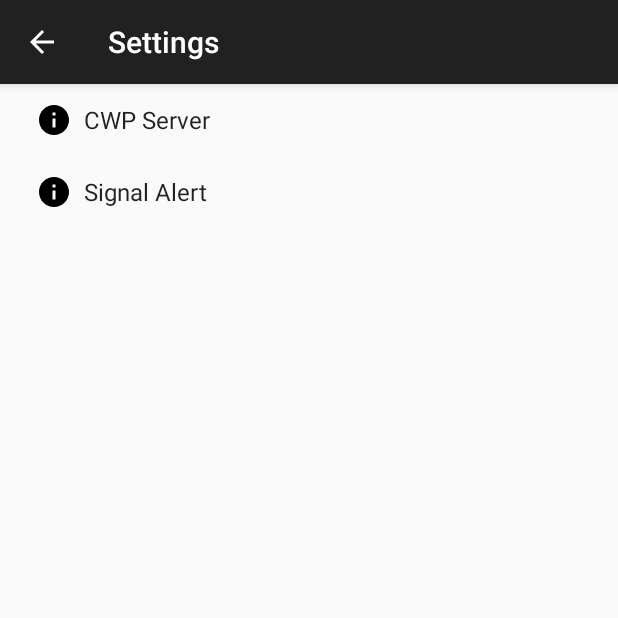
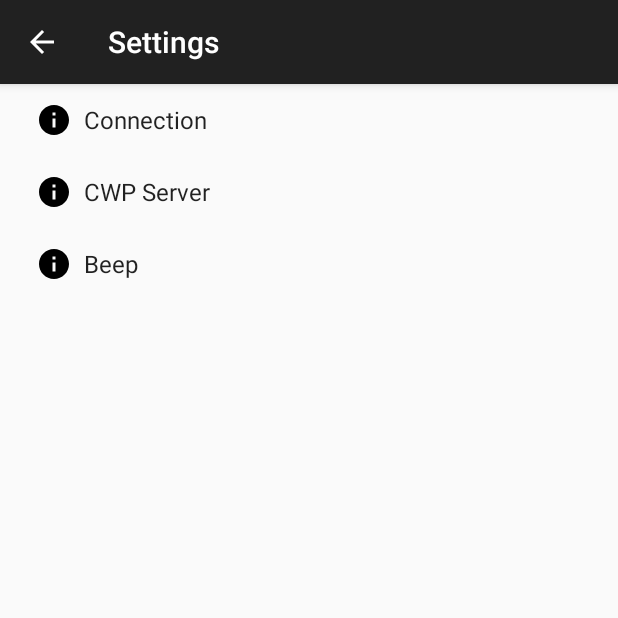
Before and after one commit to awaisiosdev/cwp-client, an Android app: the screen it shows after launch (SettingsActivity), in the options menu, after a tap on "Settings", on a phone screen of 412 x 824 dp, the top half of it. Run offline under Robolectric (Android 15) with nearby library versions, the phone set to English and light mode, and no system bars.

Commit message:
Added AutoReconnect settings
- Added another preference catgory (connection)
- Connection category has option to set channel frequency instead of CWP Server settings.
- Implemented auto reconnect feature.

```diff
--- a/app/src/main/java/esde06/tol/oulu/fi/ControlFragment.java
+++ b/app/src/main/java/esde06/tol/oulu/fi/ControlFragment.java
@@ -37,12 +37,14 @@ public class ControlFragment extends Fragment implements View.OnTouchListener, T
     EditText frequencyValue;
     Button changeFrequency;
     SharedPreferences preferences;
+
     private String serverAddressKey;
     private String serverPortKey;
     private String connectionFrequencyKey;
     private String beepMuteKey;
     private String beepVolumeKey;
-    private Boolean autoReconnect;
+    private String autoReconnectKey;
+    private String shouldConnectAuto;
 
     public ControlFragment() {
     }
@@ -56,11 +58,8 @@ public class ControlFragment extends Fragment implements View.OnTouchListener, T
         // Inflate the layout for this fragment
         View fragmentLayout = inflater.inflate(R.layout.fragment_control, container, false);
 
-        serverAddressKey = getString(R.string.pref_key_server_address);
-        serverPortKey = getString(R.string.pref_key_server_port);
-        connectionFrequencyKey = getString(R.string.pref_key_connection_frequency);
-        beepMuteKey = getString(R.string.pref_key_signal_beep_mute);
-        beepVolumeKey = getString(R.string.pref_key_signal_beep_volume);
+
+        setupSharedPreferenes();
 
         connectionSwitch = fragmentLayout.findViewById(R.id.connectionSwitch);
         connectionSwitch.setOnTouchListener(this);
@@ -69,10 +68,6 @@ public class ControlFragment extends Fragment implements View.OnTouchListener, T
         changeFrequency = fragmentLayout.findViewById(R.id.changeFrequency);
         changeFrequency.setOnTouchListener(this);
 
-        preferences = PreferenceManager.getDefaultSharedPreferences(this.getContext());
-        preferences.registerOnSharedPreferenceChangeListener(this);
-
-        connectionSwitch.setChecked(control.isConnected());
         frequencyValue.setText(preferences.getString(connectionFrequencyKey, "-1"));
         return fragmentLayout;
     }
@@ -80,8 +75,11 @@ public class ControlFragment extends Fragment implements View.OnTouchListener, T
     @Override
     public void onStart() {
         super.onStart();
+        connectionSwitch.setChecked(control.isConnected());
         setupAudioFeedback();
-        connect();
+        if (preferences.getBoolean(autoReconnectKey, true) && preferences.getBoolean(shouldConnectAuto, false)){
+            connect();
+        }
     }
 
     @Override
@@ -145,6 +143,7 @@ public class ControlFragment extends Fragment implements View.OnTouchListener, T
         showToast(message);
 
         control.connect(serverAddress, Integer.parseInt(serverPort), Integer.parseInt(frequency));
+        setShouldConnectAuto(false);
     }
 
     private void disconnect(){
@@ -186,6 +185,26 @@ public class ControlFragment extends Fragment implements View.OnTouchListener, T
         imm.hideSoftInputFromWindow(frequencyValue.getWindowToken(), 0);
     }
 
+    private void setupSharedPreferenes(){
+        // Initialize the shared preference keys
+        serverAddressKey = getString(R.string.pref_key_server_address);
+        serverPortKey = getString(R.string.pref_key_server_port);
+        connectionFrequencyKey = getString(R.string.pref_key_connection_frequency);
+        beepMuteKey = getString(R.string.pref_key_signal_beep_mute);
+        beepVolumeKey = getString(R.string.pref_key_signal_beep_volume);
+        autoReconnectKey = getString(R.string.pref_key_auto_reconnect);
+        shouldConnectAuto = getString(R.string.pref_key_should_auto_connect);
+
+        preferences = PreferenceManager.getDefaultSharedPreferences(this.getContext());
+        preferences.registerOnSharedPreferenceChangeListener(this);
+    }
+
+    private void setShouldConnectAuto(Boolean flag){
+        SharedPreferences.Editor edit = preferences.edit();
+        edit.putBoolean(shouldConnectAuto,flag);
+        edit.apply();
+    }
+
     @Override
     public void update(Observable o, Object arg) {
         CWPMessage msg = (CWPMessage) arg;
@@ -197,6 +216,9 @@ public class ControlFragment extends Fragment implements View.OnTouchListener, T
         connectionSwitch.setChecked(control.isConnected());
         if (msg.event == CWPEvent.EChangedFrequency) {
             showToast("Frequency Set: " + msg.param);
+        }
+        if (msg.event == CWPEvent.EConnected){
+            setShouldConnectAuto(true);
         }
     }
 
--- a/app/src/main/java/esde06/tol/oulu/fi/MainActivity.java
+++ b/app/src/main/java/esde06/tol/oulu/fi/MainActivity.java
@@ -44,6 +44,7 @@ public class MainActivity extends AppCompatActivity implements CWPProvider {
         mViewPager.setAdapter(mSectionsPagerAdapter);
 
         cwpModel = new CWPModel();
+        PreferenceManager.setDefaultValues(this, R.xml.pref_connection, false);
         PreferenceManager.setDefaultValues(this, R.xml.pref_cwpserver, false);
         PreferenceManager.setDefaultValues(this, R.xml.pref_signal_alert, false);
     }
--- a/app/src/main/java/esde06/tol/oulu/fi/SettingsActivity.java
+++ b/app/src/main/java/esde06/tol/oulu/fi/SettingsActivity.java
@@ -109,22 +109,40 @@ public class SettingsActivity extends AppCompatPreferenceActivity {
     protected boolean isValidFragment(String fragmentName) {
         return PreferenceFragment.class.getName().equals(fragmentName)
                 || ConnectionPreferenceFragment.class.getName().equals(fragmentName)
+                || CWPServerPreferenceFragment.class.getName().equals(fragmentName)
                 || SignalAlertPreferenceFragment.class.getName().equals(fragmentName);
     }
 
-    /**
-     * This fragment shows general preferences only. It is used when the
-     * activity is showing a two-pane settings UI.
-     */
+
     @TargetApi(Build.VERSION_CODES.HONEYCOMB)
     public static class ConnectionPreferenceFragment extends PreferenceFragment {
+        @Override
+        public void onCreate(Bundle savedInstanceState) {
+            super.onCreate(savedInstanceState);
+            addPreferencesFromResource(R.xml.pref_connection);
+            bindPreferenceSummaryToValue(findPreference( getString(R.string.pref_key_connection_frequency)));
+            setHasOptionsMenu(true);
+        }
+
+        @Override
+        public boolean onOptionsItemSelected(MenuItem item) {
+            int id = item.getItemId();
+            if (id == android.R.id.home) {
+                startActivity(new Intent(getActivity(), SettingsActivity.class));
+                return true;
+            }
+            return super.onOptionsItemSelected(item);
+        }
+    }
+
+    @TargetApi(Build.VERSION_CODES.HONEYCOMB)
+    public static class CWPServerPreferenceFragment extends PreferenceFragment {
         @Override
         public void onCreate(Bundle savedInstanceState) {
             super.onCreate(savedInstanceState);
             addPreferencesFromResource(R.xml.pref_cwpserver);
             bindPreferenceSummaryToValue(findPreference( getString(R.string.pref_key_server_address)));
             bindPreferenceSummaryToValue(findPreference( getString(R.string.pref_key_server_port)));
-            bindPreferenceSummaryToValue(findPreference( getString(R.string.pref_key_connection_frequency)));
             setHasOptionsMenu(true);
         }
 
--- a/app/src/main/res/values/strings.xml
+++ b/app/src/main/res/values/strings.xml
@@ -11,19 +11,33 @@
     <string name="pref_header_cwpserver">CWP Server</string>
     <string name="pref_server_address_title">Server Address</string>
     <string name="pref_server_port_title">Server Port</string>
+
+    <!-- Connection settings -->
+    <string name="pref_header_connection">Connection</string>
     <string name="pref_connection_frequency_title">Frequency</string>
+    <string name="pref_auto_reconnect_title">Auto Reconnect</string>
 
     <!-- Signal Alert Settings -->
-    <string name="pref_header_alert">Signal Alert</string>
-    <string name="pref_alert_beep_title">Mute Beep</string>
-    <string name="pref_alert_beep_summary">The client generates a beep whenever line is set UP by the user or server.</string>
-    <string name="pref_alert_beep_volume">Beep Volume</string>
-    <string name="pref_alert_beep_volume_summary">Set beep volume between 0 and 100.</string>
+    <string name="pref_header_alert">Beep</string>
+    <string name="pref_alert_beep_title">Mute</string>
+    <string name="pref_alert_beep_volume">Volume</string>
+    <string name="pref_alert_beep_volume_summary">Set volume between 0 and 100.</string>
 
+    <!-- Shared Preference Keys -->
+    <string name="pref_key_auto_reconnect">auto_reconnect</string>
+    <string name="pref_key_connection_frequency">connection_frequency</string>
     <string name="pref_key_server_address">server_address</string>
-    <string name="pref_key_connection_frequency">connection_frequency</string>
     <string name="pref_key_server_port">server_port</string>
     <string name="pref_key_signal_beep_mute">signal_beep_mute</string>
     <string name="pref_key_signal_beep_volume">signal_beep_volume</string>
+    <string name="pref_key_should_auto_connect">should_auto_connect</string>
+
+    <!-- Default Configuration Values -->
+    <string name="pref_default_server_address">cwp.opimobi.com</string>
+    <string name="pref_default_server_port">20000</string>
+    <string name="pref_default_connection_frequency">-1</string>
+    <string name="pref_default_auto_reconnect">true</string>
+    <string name="pref_default_beep_mute">false</string>
+    <string name="pref_default_beep_volume">50</string>
 
 </resources>
--- /dev/null
+++ b/app/src/main/res/xml/pref_connection.xml
@@ -0,0 +1,19 @@
+<?xml version="1.0" encoding="utf-8"?>
+<PreferenceScreen xmlns:android="http://schemas.android.com/apk/res/android">
+
+
+    <SwitchPreference
+        android:key="@string/pref_key_auto_reconnect"
+        android:title="@string/pref_auto_reconnect_title"
+        android:defaultValue="@string/pref_default_auto_reconnect"
+        />
+
+    <EditTextPreference
+        android:defaultValue="@string/pref_default_connection_frequency"
+        android:inputType="numberSigned"
+        android:key="@string/pref_key_connection_frequency"
+        android:selectAllOnFocus="true"
+        android:singleLine="true"
+        android:title="@string/pref_connection_frequency_title" />
+
+</PreferenceScreen>
--- a/app/src/main/res/xml/pref_cwpserver.xml
+++ b/app/src/main/res/xml/pref_cwpserver.xml
@@ -2,7 +2,7 @@
     >
 
     <EditTextPreference
-        android:defaultValue="0.0.0.0"
+        android:defaultValue="@string/pref_default_server_address"
         android:inputType="textUri"
         android:key="@string/pref_key_server_address"
         android:maxLines="1"
@@ -10,19 +10,11 @@
         android:title="@string/pref_server_address_title" />
 
     <EditTextPreference
-        android:defaultValue="20000"
+        android:defaultValue="@string/pref_default_server_port"
         android:inputType="number"
         android:key="@string/pref_key_server_port"
         android:maxLines="1"
         android:selectAllOnFocus="true"
         android:title="@string/pref_server_port_title" />
 
-    <EditTextPreference
-        android:defaultValue="-1"
-        android:inputType="numberSigned"
-        android:key="@string/pref_key_connection_frequency"
-        android:selectAllOnFocus="true"
-        android:singleLine="true"
-        android:title="@string/pref_connection_frequency_title" />
-
 </PreferenceScreen>
--- a/app/src/main/res/xml/pref_headers.xml
+++ b/app/src/main/res/xml/pref_headers.xml
@@ -1,8 +1,15 @@
 <preference-headers xmlns:android="http://schemas.android.com/apk/res/android">
 
     <!-- These settings headers are only used on tablets. -->
+
     <header
         android:fragment="esde06.tol.oulu.fi.SettingsActivity$ConnectionPreferenceFragment"
+        android:icon="@drawable/ic_info_black_24dp"
+        android:title="@string/pref_header_connection"
+        />
+
+    <header
+        android:fragment="esde06.tol.oulu.fi.SettingsActivity$CWPServerPreferenceFragment"
         android:icon="@drawable/ic_info_black_24dp"
         android:title="@string/pref_header_cwpserver"
         />
--- a/app/src/main/res/xml/pref_signal_alert.xml
+++ b/app/src/main/res/xml/pref_signal_alert.xml
@@ -4,8 +4,7 @@
     <SwitchPreference
         android:key="@string/pref_key_signal_beep_mute"
         android:title="@string/pref_alert_beep_title"
-        android:summary="@string/pref_alert_beep_summary"
-        android:defaultValue="false"
+        android:defaultValue="@string/pref_default_beep_mute"
         />
 
     <SeekBarPreference
@@ -13,6 +12,6 @@
         android:title="@string/pref_alert_beep_volume"
         android:summary="@string/pref_alert_beep_volume_summary"
         android:max="100"
-        android:defaultValue="50" />
+        android:defaultValue="@string/pref_default_beep_volume" />
 
 </PreferenceScreen>
```
